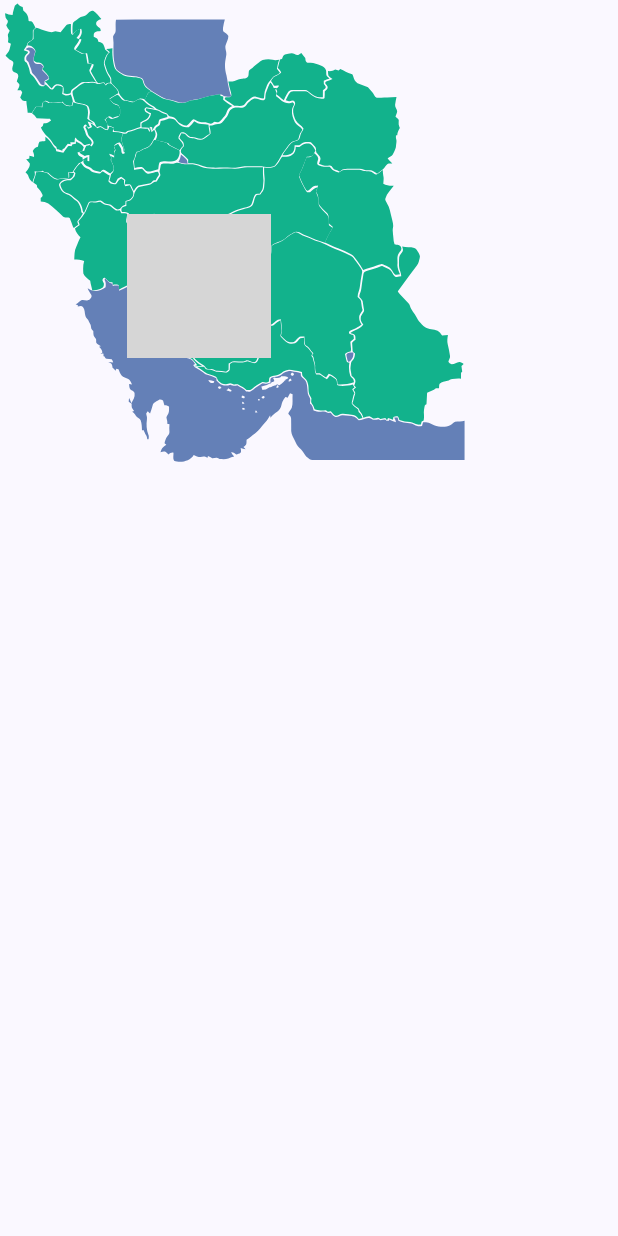
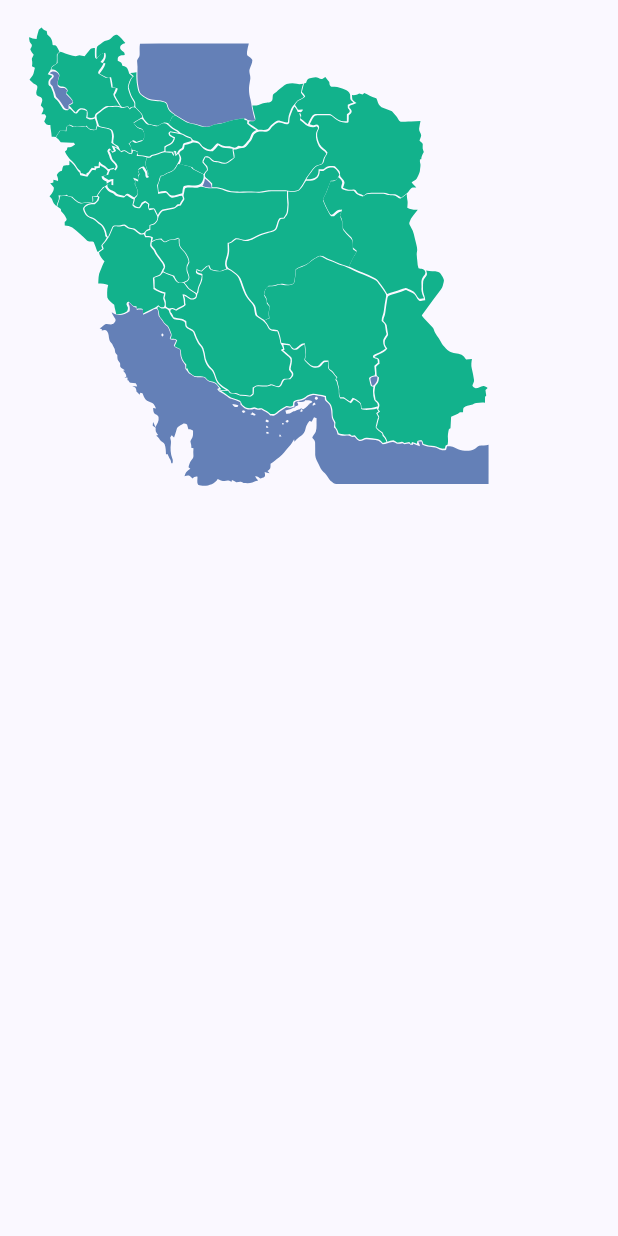
Before and after one commit to razavioo/iran-geographic-picker, an Android app built with Jetpack Compose: the screen it shows after launch (MainActivity), on a phone screen of 412 x 824 dp. Run offline under Robolectric (Android 15) with nearby library versions, the phone set to English and light mode, and no system bars; grey boxes are pictures that could not be loaded.

Commit message:
Improve code quality

```diff
--- a/app/src/main/java/dev/emad/geographic/picker/MainActivity.kt
+++ b/app/src/main/java/dev/emad/geographic/picker/MainActivity.kt
@@ -4,22 +4,29 @@ import android.os.Bundle
 import androidx.activity.ComponentActivity
 import androidx.activity.compose.setContent
 import androidx.compose.foundation.Image
+import androidx.compose.foundation.layout.Arrangement
 import androidx.compose.foundation.layout.Column
 import androidx.compose.foundation.layout.fillMaxSize
 import androidx.compose.foundation.layout.padding
 import androidx.compose.foundation.layout.size
+import androidx.compose.foundation.shape.RoundedCornerShape
+import androidx.compose.material3.Card
+import androidx.compose.material3.CardDefaults
 import androidx.compose.material3.MaterialTheme
 import androidx.compose.material3.Surface
 import androidx.compose.material3.Text
 import androidx.compose.runtime.Composable
 import androidx.compose.runtime.mutableStateOf
 import androidx.compose.runtime.remember
+import androidx.compose.ui.ExperimentalComposeUiApi
 import androidx.compose.ui.Modifier
+import androidx.compose.ui.draw.clip
 import androidx.compose.ui.res.painterResource
 import androidx.compose.ui.tooling.preview.Preview
 import androidx.compose.ui.unit.dp
 import dev.emad.geographic.picker.ui.theme.IranGeographicPickerTheme
 
+@ExperimentalComposeUiApi
 class MainActivity : ComponentActivity() {
     override fun onCreate(savedInstanceState: Bundle?) {
         super.onCreate(savedInstanceState)
@@ -36,6 +43,7 @@ class MainActivity : ComponentActivity() {
     }
 }
 
+@ExperimentalComposeUiApi
 @Composable
 fun MainContent() {
     val (selectedGeographicEntity, setSelectedGeographicEntity) = remember {
@@ -44,30 +52,55 @@ fun MainContent() {
         )
     }
 
-    Column(modifier = Modifier.fillMaxSize()) {
+    Column(
+        modifier = Modifier
+            .fillMaxSize()
+            .padding(16.dp)
+    ) {
         IranGeographicMapView(
-            modifier = Modifier.weight(1f),
+            modifier = Modifier
+                .weight(1f)
+                .padding(bottom = 8.dp),
             onGeographicEntitySelected = setSelectedGeographicEntity
         )
 
         selectedGeographicEntity?.let { entity ->
-            GeographicEntityDetails(geographicEntity = entity, modifier = Modifier.padding(16.dp))
+            GeographicEntityDetails(
+                geographicEntity = entity,
+                modifier = Modifier.padding(top = 8.dp)
+            )
         }
     }
 }
 
 @Composable
 fun GeographicEntityDetails(geographicEntity: GeographicEntity, modifier: Modifier = Modifier) {
-    Column(modifier = modifier) {
-        Text(text = geographicEntity.name, style = MaterialTheme.typography.bodyLarge)
-        Image(
-            painter = painterResource(id = geographicEntity.drawableId),
-            contentDescription = geographicEntity.name,
-            modifier = Modifier.size(200.dp)
-        )
+    Card(
+        modifier = modifier,
+        shape = RoundedCornerShape(12.dp),
+        elevation = CardDefaults.cardElevation(defaultElevation = 4.dp)
+    ) {
+        Column(
+            modifier = Modifier.padding(16.dp),
+            verticalArrangement = Arrangement.spacedBy(8.dp)
+        ) {
+            Text(
+                text = geographicEntity.name,
+                style = MaterialTheme.typography.labelSmall,
+                color = MaterialTheme.colorScheme.onSurface
+            )
+            Image(
+                painter = painterResource(id = geographicEntity.drawableId),
+                contentDescription = geographicEntity.name,
+                modifier = Modifier
+                    .size(120.dp)
+                    .clip(RoundedCornerShape(8.dp))
+            )
+        }
     }
 }
 
+@ExperimentalComposeUiApi
 @Preview(showBackground = true)
 @Composable
 fun PreviewMainContent() {
--- a/picker/src/main/java/dev/emad/geographic/picker/GeographicEntity.kt
+++ b/picker/src/main/java/dev/emad/geographic/picker/GeographicEntity.kt
@@ -11,90 +11,160 @@ data class GeographicEntity(
 )
 
 val geographicEntities = listOf(
-    GeographicEntity("alborz", R.drawable.alborz, R.drawable.alborz_selected, 94.325f, 72.185f),
-    GeographicEntity("ardabil", R.drawable.ardabil, R.drawable.ardabil_selected, 47.82f, 6.455f),
+    GeographicEntity("Alborz", R.drawable.alborz, R.drawable.alborz_selected, 94.325f, 72.185f),
+    GeographicEntity("Ardabil", R.drawable.ardabil, R.drawable.ardabil_selected, 47.82f, 6.455f),
     GeographicEntity(
-        "balouchestan", R.drawable.balouchestan, R.drawable.balouchestan_selected, 233.245f, 163.88f
+        "Sistan and Baluchestan",
+        R.drawable.balouchestan,
+        R.drawable.balouchestan_selected,
+        233.245f,
+        163.88f
     ),
-    GeographicEntity("bushehr", R.drawable.bushehr, R.drawable.bushehr_selected, 88.67f, 187.915f),
+    GeographicEntity("Bushehr", R.drawable.bushehr, R.drawable.bushehr_selected, 88.67f, 187.915f),
     GeographicEntity(
-        "caspian_sea",
+        "Caspian Sea",
         R.drawable.caspian_sea,
         R.drawable.caspian_sea_selected,
         75.055f,
         12.41f
     ),
-    GeographicEntity("charmahal", R.drawable.charmahal, R.drawable.charmahal_selected, 84.85f, 142.66f),
     GeographicEntity(
-        "east_azarbayjan",
+        "Chaharmahal and Bakhtiari",
+        R.drawable.chaharmahal,
+        R.drawable.chaharmahal_selected,
+        84.85f,
+        142.66f
+    ),
+    GeographicEntity(
+        "East Azerbaijan",
         R.drawable.east_azarbayjan,
         R.drawable.east_azarbayjan_selected,
         18.21f,
         15.995f
     ),
-    GeographicEntity("esfahan", R.drawable.esfahan, R.drawable.esfahan_selected, 80.775f, 107.94f),
-    GeographicEntity("fars", R.drawable.fars, R.drawable.fars_selected, 97.265f, 160.99f),
-    GeographicEntity("gilan", R.drawable.gilan, R.drawable.gilan_selected, 69.465f, 31.74f),
-    GeographicEntity("golestan", R.drawable.golestan, R.drawable.golestan_selected, 149.395f, 39.185f),
-    GeographicEntity("hamedan", R.drawable.hamedan, R.drawable.hamedan_selected, 52.365f, 82.165f),
+    GeographicEntity("Esfahan", R.drawable.esfahan, R.drawable.esfahan_selected, 80.775f, 107.94f),
+    GeographicEntity("Fars", R.drawable.fars, R.drawable.fars_selected, 97.265f, 160.99f),
+    GeographicEntity("Gilan", R.drawable.gilan, R.drawable.gilan_selected, 69.465f, 31.74f),
     GeographicEntity(
-        "hamun_lake",
+        "Golestan",
+        R.drawable.golestan,
+        R.drawable.golestan_selected,
+        149.395f,
+        39.185f
+    ),
+    GeographicEntity("Hamedan", R.drawable.hamedan, R.drawable.hamedan_selected, 52.365f, 82.165f),
+    GeographicEntity(
+        "Hamun Lake",
         R.drawable.hamun_lake,
         R.drawable.hamun_lake_selected,
         230.785f,
         234.83f
     ),
-    GeographicEntity("hormozgan", R.drawable.hormozgan, R.drawable.hormozgan_selected, 131.255f, 213.16f),
-    GeographicEntity("ilam", R.drawable.ilam, R.drawable.ilam_selected, 22.185f, 113.965f),
-    GeographicEntity("kerman", R.drawable.kerman, R.drawable.kerman_selected, 160.09f, 154.635f),
-    GeographicEntity("khuzestan", R.drawable.khuzestan, R.drawable.khuzestan_selected, 49.665f, 133.97f),
-    GeographicEntity("kohgeluyeh", R.drawable.kohgeluyeh, R.drawable.kohgeluyeh_selected, 86.67f, 165.25f),
-    GeographicEntity("kermanshah", R.drawable.kermanshah, R.drawable.kermanshah_selected, 16.835f, 90.425f),
-    GeographicEntity("kurdistan", R.drawable.kurdistan, R.drawable.kurdistan_selected, 21.5f, 67.625f),
-    GeographicEntity("lake_urmia", R.drawable.lake_urmia, R.drawable.lake_urmia_selected, 16.465f, 31.38f),
-    GeographicEntity("lorestan", R.drawable.lorestan, R.drawable.lorestan_selected, 40.24f, 107.945f),
-    GeographicEntity("markazi", R.drawable.markazi, R.drawable.markazi_selected, 72.74f, 84.64f),
-    GeographicEntity("mazandaran", R.drawable.mazandaran, R.drawable.mazandaran_selected, 96.21f, 60.685f),
-    GeographicEntity("namak_lake", R.drawable.namak_lake, R.drawable.namak_lake_selected, 118.78f, 102.34f),
     GeographicEntity(
-        "north_khorasan",
+        "Hormozgan",
+        R.drawable.hormozgan,
+        R.drawable.hormozgan_selected,
+        131.255f,
+        213.16f
+    ),
+    GeographicEntity("Ilam", R.drawable.ilam, R.drawable.ilam_selected, 22.185f, 113.965f),
+    GeographicEntity("Kerman", R.drawable.kerman, R.drawable.kerman_selected, 160.09f, 154.635f),
+    GeographicEntity(
+        "Khuzestan",
+        R.drawable.khuzestan,
+        R.drawable.khuzestan_selected,
+        49.665f,
+        133.97f
+    ),
+    GeographicEntity(
+        "Kohgiluyeh and Boyer-Ahmad",
+        R.drawable.kohgeluyeh,
+        R.drawable.kohgeluyeh_selected,
+        86.67f,
+        165.25f
+    ),
+    GeographicEntity(
+        "Kermanshah",
+        R.drawable.kermanshah,
+        R.drawable.kermanshah_selected,
+        16.835f,
+        90.425f
+    ),
+    GeographicEntity(
+        "Kurdistan",
+        R.drawable.kurdistan,
+        R.drawable.kurdistan_selected,
+        21.5f,
+        67.625f
+    ),
+    GeographicEntity(
+        "Lake Urmia",
+        R.drawable.lake_urmia,
+        R.drawable.lake_urmia_selected,
+        16.465f,
+        31.38f
+    ),
+    GeographicEntity(
+        "Lorestan",
+        R.drawable.lorestan,
+        R.drawable.lorestan_selected,
+        40.24f,
+        107.945f
+    ),
+    GeographicEntity("Markazi", R.drawable.markazi, R.drawable.markazi_selected, 72.74f, 84.64f),
+    GeographicEntity(
+        "Mazandaran",
+        R.drawable.mazandaran,
+        R.drawable.mazandaran_selected,
+        96.21f,
+        60.685f
+    ),
+    GeographicEntity(
+        "namak_lake",
+        R.drawable.namak_lake,
+        R.drawable.namak_lake_selected,
+        118.78f,
+        102.34f
+    ),
+    GeographicEntity(
+        "Namak Lake",
         R.drawable.north_khorasan,
         R.drawable.north_khorasan_selected,
         180.525f,
         35.575f
     ),
     GeographicEntity(
-        "persian_gulf_and_oman_sea",
+        "Persian Gulf and Oman Sea",
         R.drawable.persian_gulf,
         R.drawable.persian_gulf_selected,
         49.9f,
         185.085f
     ),
-    GeographicEntity("qazvin", R.drawable.qazvin, R.drawable.qazvin_selected, 70.265f, 62.925f),
-    GeographicEntity("qom", R.drawable.qom, R.drawable.qom_selected, 89.51f, 93.525f),
+    GeographicEntity("Qazvin", R.drawable.qazvin, R.drawable.qazvin_selected, 70.265f, 62.925f),
+    GeographicEntity("Qom", R.drawable.qom, R.drawable.qom_selected, 89.51f, 93.525f),
     GeographicEntity(
-        "razavi_khorasan",
+        "Razavi Khorasan",
         R.drawable.razavi_khorasan,
         R.drawable.razavi_khorasan_selected,
         187.78f,
         46.045f
     ),
-    GeographicEntity("semnan", R.drawable.semnan, R.drawable.semnan_selected, 119.305f, 54.375f),
+    GeographicEntity("Semnan", R.drawable.semnan, R.drawable.semnan_selected, 119.305f, 54.375f),
     GeographicEntity(
-        "south_khorasan",
+        "South Khorasan",
         R.drawable.south_khorasan,
         R.drawable.south_khorasan_selected,
         199.57f,
         102.005f
     ),
-    GeographicEntity("tehran", R.drawable.tehran, R.drawable.tehran_selected, 103.15f, 78.365f),
+    GeographicEntity("Tehran", R.drawable.tehran, R.drawable.tehran_selected, 103.15f, 78.365f),
     GeographicEntity(
-        "west_azarbayjan",
+        "West Azerbaijan",
         R.drawable.west_azarbayjan,
         R.drawable.west_azarbayjan_selected,
         3.04f,
         1.84f
     ),
-    GeographicEntity("yazd", R.drawable.yazd, R.drawable.yazd_selected, 134.45f, 95.39f),
-    GeographicEntity("zanjan", R.drawable.zanjan, R.drawable.zanjan_selected, 47.825f, 54.965f),
+    GeographicEntity("Yazd", R.drawable.yazd, R.drawable.yazd_selected, 134.45f, 95.39f),
+    GeographicEntity("Zanjan", R.drawable.zanjan, R.drawable.zanjan_selected, 47.825f, 54.965f),
 )
--- a/picker/src/main/java/dev/emad/geographic/picker/MapView.kt
+++ b/picker/src/main/java/dev/emad/geographic/picker/MapView.kt
@@ -21,6 +21,14 @@ import androidx.compose.ui.tooling.preview.Preview
 import androidx.compose.ui.unit.dp
 import androidx.core.content.ContextCompat
 
+/**
+ * Main view for displaying a map composed of geographic entities.
+ * Handles touch events to determine selection based on transparency.
+ *
+ * @param modifier Modifier to be applied to the Box container.
+ * @param geographicEntities List of geographic entities to display.
+ * @param onGeographicEntitySelected Callback when an entity is selected.
+ */
 @ExperimentalComposeUiApi
 @Composable
 fun MapView(
@@ -31,25 +39,30 @@ fun MapView(
     val context = LocalContext.current
     val density = LocalDensity.current
 
+    // State to track the currently selected geographic entity.
     var selectedGeographicEntity by remember { mutableStateOf<GeographicEntity?>(null) }
 
+    // Modifier for handling touch events on the map.
     val touchModifier = Modifier.pointerInteropFilter { event ->
         val touchX = event.x
         val touchY = event.y
 
+        // Iterate through entities to find if the touch point hits a non-transparent pixel.
         geographicEntities.forEach { entity ->
             val bitmap = getBitmapFromVectorDrawable(context, entity.drawableId)
             bitmap?.let { bmp ->
+                // Adjust touch coordinates relative to the entity's position.
                 val entityXInPx = with(density) { entity.x.dp.toPx() }
                 val entityYInPx = with(density) { entity.y.dp.toPx() }
-
                 val adjustedX = touchX - entityXInPx
                 val adjustedY = touchY - entityYInPx
 
+                // Check if the adjusted touch point hits a non-transparent pixel.
                 if (adjustedX in 0f..bmp.width.toFloat() && adjustedY in 0f..bmp.height.toFloat()) {
                     val pixel = bmp.getPixel(adjustedX.toInt(), adjustedY.toInt())
                     val alpha = pixel ushr 24 and 0xff
                     if (alpha != 0) {
+                        // Update the selected entity and trigger the callback.
                         selectedGeographicEntity = entity
                         onGeographicEntitySelected(entity)
                         return@pointerInteropFilter true
@@ -60,6 +73,7 @@ fun MapView(
         false
     }
 
+    // Container for geographic entity images.
     Box(modifier = modifier.then(touchModifier)) {
         geographicEntities.forEach { entity ->
             GeographicEntityImage(
@@ -70,17 +84,26 @@ fun MapView(
     }
 }
 
+/**
+ * Displays an image for a geographic entity.
+ *
+ * @param geographicEntity The entity to display.
+ * @param isSelected Whether the entity is currently selected.
+ */
 @Composable
 fun GeographicEntityImage(
     geographicEntity: GeographicEntity,
     isSelected: Boolean,
 ) {
     val context = LocalContext.current
+    // Determine the appropriate drawable based on selection state.
     val drawableRes =
         if (isSelected) geographicEntity.selectedDrawableId else geographicEntity.drawableId
+    // Load the bitmap for the drawable resource.
     val bitmap = remember(drawableRes) { getBitmapFromVectorDrawable(context, drawableRes) }
 
     bitmap?.asImageBitmap()?.let { bmp ->
+        // Display the bitmap with an offset corresponding to the entity's position.
         Image(
             bitmap = bmp,
             contentDescription = geographicEntity.name,
@@ -89,19 +112,43 @@ fun GeographicEntityImage(
     }
 }
 
+/**
+ * Represents a geographic map view specifically for displaying entities within Iran.
+ * This composable acts as a specialized wrapper around the more generic [MapView], pre-configuring
+ * it with data and behaviors relevant to the Iranian geographic context.
+ *
+ * @param modifier A [Modifier] applied to the map view for customization.
+ * @param onGeographicEntitySelected Callback invoked when a geographic entity on the map is selected.
+ *
+ * Note: The usage of [ExperimentalComposeUiApi] indicates that this composable relies on APIs
+ * that are still under experimentation and may change in the future. Be cautious of potential
+ * changes when updating Compose dependencies.
+ */
 @ExperimentalComposeUiApi
 @Composable
 fun IranGeographicMapView(
     modifier: Modifier = Modifier,
     onGeographicEntitySelected: (GeographicEntity) -> Unit,
 ) {
+    // Initialize the list of geographic entities specific to Iran.
+    val iranGeographicEntities = geographicEntities
+
+    // Use the generic MapView composable to render the map, passing in the Iranian geographic entities.
+    // The `onGeographicEntitySelected` callback is provided to handle selection events on the map.
     MapView(
         modifier = modifier,
-        geographicEntities = geographicEntities,
+        geographicEntities = iranGeographicEntities,
         onGeographicEntitySelected = onGeographicEntitySelected
     )
 }
 
+/**
+ * Converts a vector drawable resource into a Bitmap.
+ *
+ * @param context The context used to access resources.
+ * @param drawableId The resource ID of the drawable to convert.
+ * @return A Bitmap representation of the drawable, or null if conversion fails.
+ */
 fun getBitmapFromVectorDrawable(context: Context, drawableId: Int): Bitmap? {
     val drawable = ContextCompat.getDrawable(context, drawableId)
     drawable?.let {
@@ -118,6 +165,10 @@ fun getBitmapFromVectorDrawable(context: Context, drawableId: Int): Bitmap? {
     return null
 }
 
+/**
+ * A preview composable for the IranGeographicMapView. This serves as a demonstration
+ * of how the MapView would look with a predefined selection callback.
+ */
 @ExperimentalComposeUiApi
 @Preview(showBackground = true)
 @Composable
```
